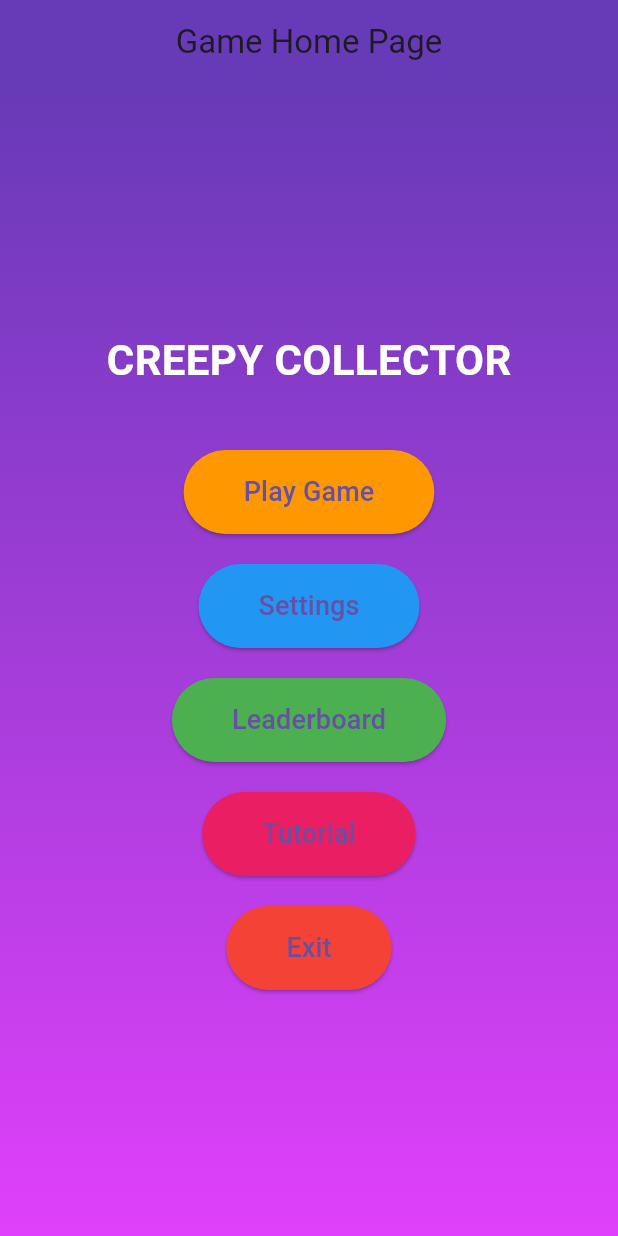
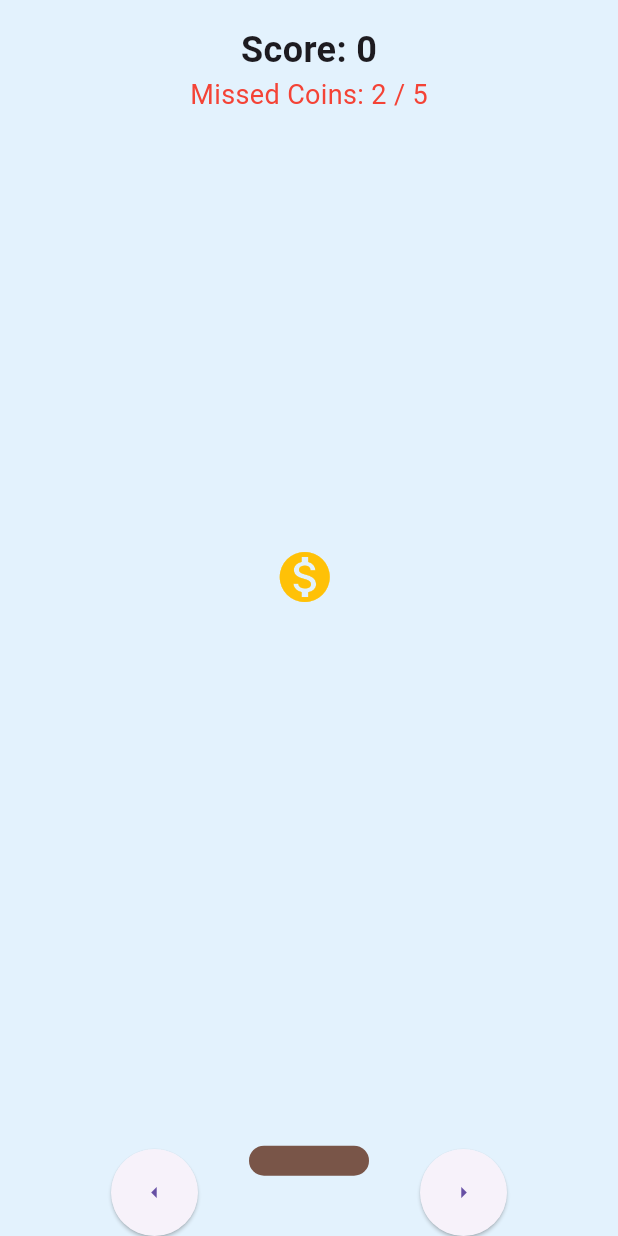
Before and after one commit to jbpranov2204/ChatBot_ai, a Flutter app: the screen it shows after launch, on a phone screen of 412 x 824 dp. Run offline on Flutter 3.47's test engine with Material 3 defaults, Android fonts, the phone set to English and light mode, and no system bars.

Commit message:
made changes

```diff
--- /dev/null
+++ b/ai/lib/HOME_PAGE/game_page.dart
@@ -0,0 +1,197 @@
+import 'package:flutter/material.dart';
+import 'dart:math';
+import 'dart:async';
+
+void main() {
+  runApp(CoinCollectingGame());
+}
+
+class CoinCollectingGame extends StatelessWidget {
+  @override
+  Widget build(BuildContext context) {
+    return MaterialApp(
+      debugShowCheckedModeBanner: false,
+      home: CoinGameScreen(),
+    );
+  }
+}
+
+class CoinGameScreen extends StatefulWidget {
+  @override
+  _CoinGameScreenState createState() => _CoinGameScreenState();
+}
+
+class _CoinGameScreenState extends State<CoinGameScreen> {
+  double basketX = 0; // Horizontal position of the basket
+  double coinX = 0; // Horizontal position of the coin
+  double coinY = -1; // Vertical position of the coin
+  int score = 0; // Current score
+  int highScore = 0; // Highest score
+  int missedCoins = 0; // Missed coins counter
+  late Timer _timer;
+  final double coinSpeed = 0.01; // Speed of the falling coin
+  final Random random = Random();
+
+  @override
+  void initState() {
+    super.initState();
+    startGame();
+  }
+
+  void startGame() {
+    resetGame();
+    _timer = Timer.periodic(Duration(milliseconds: 16), (timer) {
+      setState(() {
+        // Move the coin down
+        coinY += coinSpeed;
+
+        // Check if the coin hits the bottom
+        if (coinY > 1) {
+          missedCoins++;
+          resetCoin();
+
+          // Check if the player has missed 5 coins
+          if (missedCoins >= 5) {
+            endGame();
+          }
+        }
+
+        // Check if the coin is caught by the basket
+        if ((coinY > 0.9) &&
+            (coinX - basketX).abs() < 0.2) {
+          score++;
+          resetCoin();
+        }
+      });
+    });
+  }
+
+  void resetCoin() {
+    coinX = random.nextDouble() * 2 - 1; // Random position between -1 and 1
+    coinY = -1; // Reset to top
+  }
+
+  void resetGame() {
+    score = 0;
+    missedCoins = 0;
+    coinY = -1;
+    coinX = random.nextDouble() * 2 - 1;
+  }
+
+  void endGame() {
+    _timer.cancel();
+    if (score > highScore) {
+      highScore = score;
+    }
+
+    // Show Game Over Dialog
+    showDialog(
+      context: context,
+      barrierDismissible: false,
+      builder: (context) => AlertDialog(
+        title: Text("Game Over"),
+        content: Text("Your Score: $score\nHigh Score: $highScore"),
+        actions: [
+          TextButton(
+            onPressed: () {
+              Navigator.of(context).pop();
+              startGame();
+            },
+            child: Text("Restart"),
+          ),
+        ],
+      ),
+    );
+  }
+
+  void moveBasket(double direction) {
+    setState(() {
+      basketX += direction;
+      // Prevent basket from moving out of bounds
+      if (basketX < -1) basketX = -1;
+      if (basketX > 1) basketX = 1;
+    });
+  }
+
+  @override
+  void dispose() {
+    _timer.cancel();
+    super.dispose();
+  }
+
+  @override
+  Widget build(BuildContext context) {
+    return Scaffold(
+      backgroundColor: Colors.blue[50],
+      body: Stack(
+        children: [
+          // Score and Missed Coins Display
+          Align(
+            alignment: Alignment.topCenter,
+            child: Padding(
+              padding: const EdgeInsets.all(16.0),
+              child: Column(
+                children: [
+                  Text(
+                    "Score: $score",
+                    style: TextStyle(fontSize: 24, fontWeight: FontWeight.bold),
+                  ),
+                  Text(
+                    "Missed Coins: $missedCoins / 5",
+                    style: TextStyle(fontSize: 18, color: Colors.red),
+                  ),
+                ],
+              ),
+            ),
+          ),
+          // Coin
+          Align(
+            alignment: Alignment(coinX, coinY),
+            child: Icon(
+              Icons.monetization_on,
+              color: Colors.amber,
+              size: 40,
+            ),
+          ),
+          // Basket
+          Align(
+            alignment: Alignment(basketX, 0.9),
+            child: Container(
+              width: 80,
+              height: 20,
+              decoration: BoxDecoration(
+                color: Colors.brown,
+                borderRadius: BorderRadius.circular(10),
+              ),
+            ),
+          ),
+          // Controls
+          Align(
+            alignment: Alignment.bottomCenter,
+            child: Row(
+              mainAxisAlignment: MainAxisAlignment.spaceAround,
+              children: [
+                ElevatedButton(
+                  onPressed: () => moveBasket(-0.1), // Move left
+                  child: Icon(Icons.arrow_left),
+                  style: ElevatedButton.styleFrom(
+                    shape: CircleBorder(),
+                    padding: EdgeInsets.all(20),
+                  ),
+                ),
+                ElevatedButton(
+                  onPressed: () => moveBasket(0.1), // Move right
+                  child: Icon(Icons.arrow_right),
+                  style: ElevatedButton.styleFrom(
+                    shape: CircleBorder(),
+                    padding: EdgeInsets.all(20),
+                  ),
+                ),
+              ],
+            ),
+          ),
+        ],
+      ),
+    );
+  }
+}
--- a/ai/lib/HOME_PAGE/home_page.dart
+++ b/ai/lib/HOME_PAGE/home_page.dart
@@ -13,12 +13,12 @@ class GameHomePage extends StatelessWidget {
         appBar: AppBar(
           title: Text('Game Home Page'),
           centerTitle: true,
-          backgroundColor: Colors.deepPurple,
+          backgroundColor: Colors.orange,
         ),
         body: Container(
           decoration: BoxDecoration(
             gradient: LinearGradient(
-              colors: [Colors.deepPurple, Colors.purpleAccent],
+              colors: [Colors.orange, Colors.red],
               begin: Alignment.topCenter,
               end: Alignment.bottomCenter,
             ),
@@ -68,7 +68,6 @@ class GameHomePage extends StatelessWidget {
                 SizedBox(height: 20),
                 ElevatedButton(
                   onPressed: () {
-                    // Navigate to Tutorial Screen
                   },
                   style: ElevatedButton.styleFrom(
                     backgroundColor: Colors.pink,
@@ -79,7 +78,6 @@ class GameHomePage extends StatelessWidget {
                 SizedBox(height: 20),
                 ElevatedButton(
                   onPressed: () {
-                    // Exit the application
                   },
                   style: ElevatedButton.styleFrom(
                     backgroundColor: Colors.red,
--- a/ai/lib/main.dart
+++ b/ai/lib/main.dart
@@ -1,3 +1,4 @@
+import 'package:ai/HOME_PAGE/game_page.dart';
 import 'package:ai/HOME_PAGE/home_page.dart';
 import 'package:flutter/material.dart';
 
@@ -17,7 +18,7 @@ class MyApp extends StatelessWidget {
 
 
       ),
-        home:GameHomePage(),
+        home:CoinCollectingGame(),
         debugShowCheckedModeBanner: false,
 
     );
```
